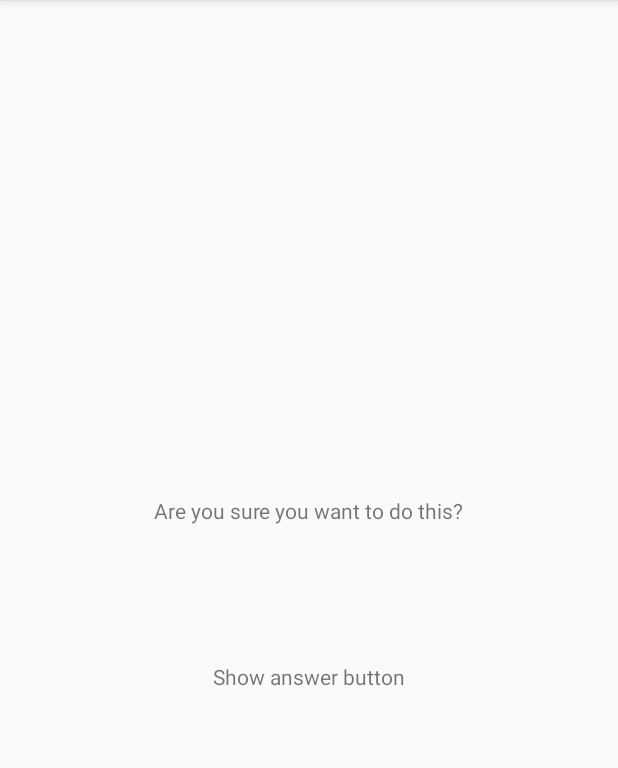
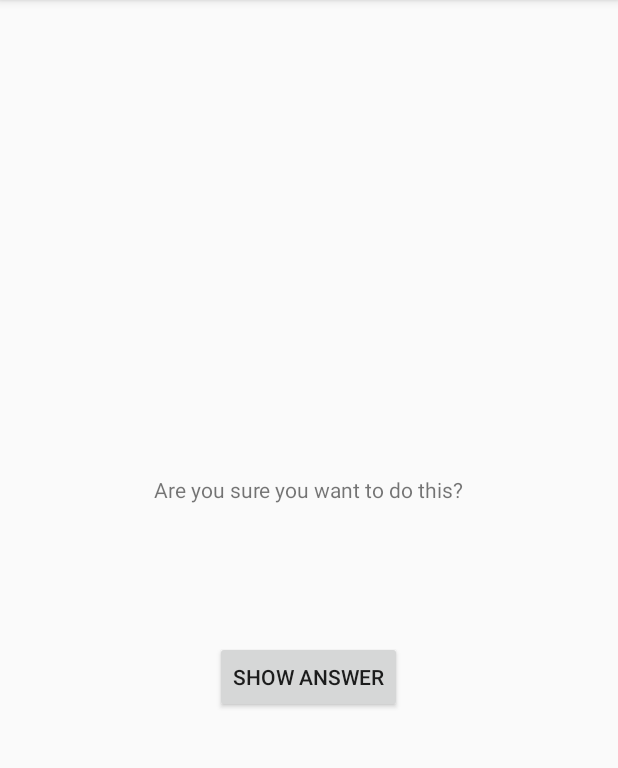
Before and after one commit to kyc2125/GeoQuiz, an Android app: the CheatActivity screen opened directly, with no data from a screen before it, on a phone screen of 412 x 824 dp, the part 84-852 px from its top. Run offline under Robolectric (Android 15) with nearby library versions, the phone set to English and light mode, and no system bars.

Commit message:
Got cheat activity working

```diff
--- a/app/src/main/java/com/example/kaseyclark/inclassassignment05/CheatActivity.java
+++ b/app/src/main/java/com/example/kaseyclark/inclassassignment05/CheatActivity.java
@@ -1,13 +1,41 @@
 package com.example.kaseyclark.inclassassignment05;
 
+import android.content.Intent;
 import android.support.v7.app.AppCompatActivity;
 import android.os.Bundle;
+import android.view.View;
+import android.widget.Button;
+import android.widget.TextView;
+
 
 public class CheatActivity extends AppCompatActivity {
+
+    private Button cheat_button;
+    private TextView answer_text;
+    private boolean answer_is_true;
+
+
 
     @Override
     protected void onCreate(Bundle savedInstanceState) {
         super.onCreate(savedInstanceState);
         setContentView(R.layout.activity_cheat);
+
+        cheat_button=(Button)findViewById(R.id.show_answer_button);
+        answer_text=(TextView)findViewById(R.id.show_answer_text);
+
+        answer_is_true=getIntent().getBooleanExtra("answer", false);
+
+        cheat_button.setOnClickListener(new View.OnClickListener() {
+
+            @Override
+            public void onClick(View view) {
+                if (answer_is_true == true)
+                    answer_text.setText("True");
+                else
+                    answer_text.setText("False");
+            }
+
+        });
     }
 }
--- a/app/src/main/res/layout/activity_cheat.xml
+++ b/app/src/main/res/layout/activity_cheat.xml
@@ -14,18 +14,18 @@
         android:padding="24dp"
         android:text="@string/warning_text"/>
     <TextView
-
+        android:id="@+id/show_answer_text"
         android:layout_width="wrap_content"
         android:layout_height="wrap_content"
         android:padding="24dp"
         tools:text="Answer"/>
 
 
-    <TextView
+    <Button
         android:id="@+id/show_answer_button"
         android:layout_width="wrap_content"
         android:layout_height="wrap_content"
-        android:text ="@string/show_answer_button"/>
+        android:text ="show answer"/>
 
 
 </LinearLayout >
```
Also changed, not shown: app/src/main/java/com/example/kaseyclark/inclassassignment05/MainActivity.java (+72 -8 lines), app/src/main/res/layout/activity_main.xml (+12 -1 lines).
